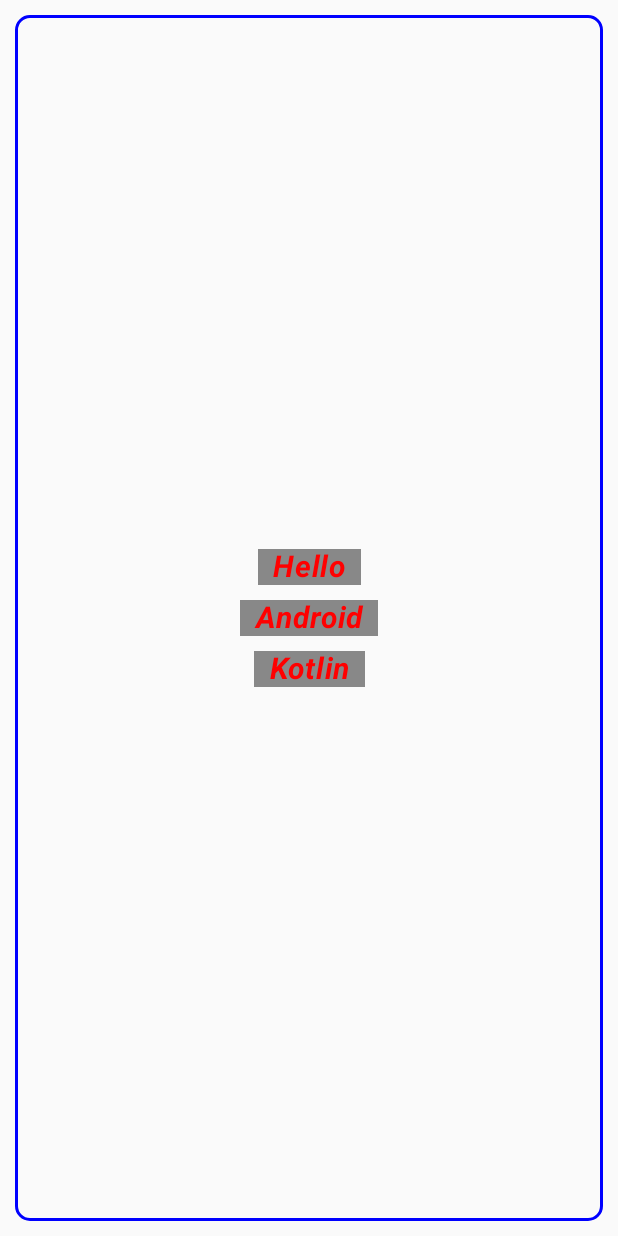
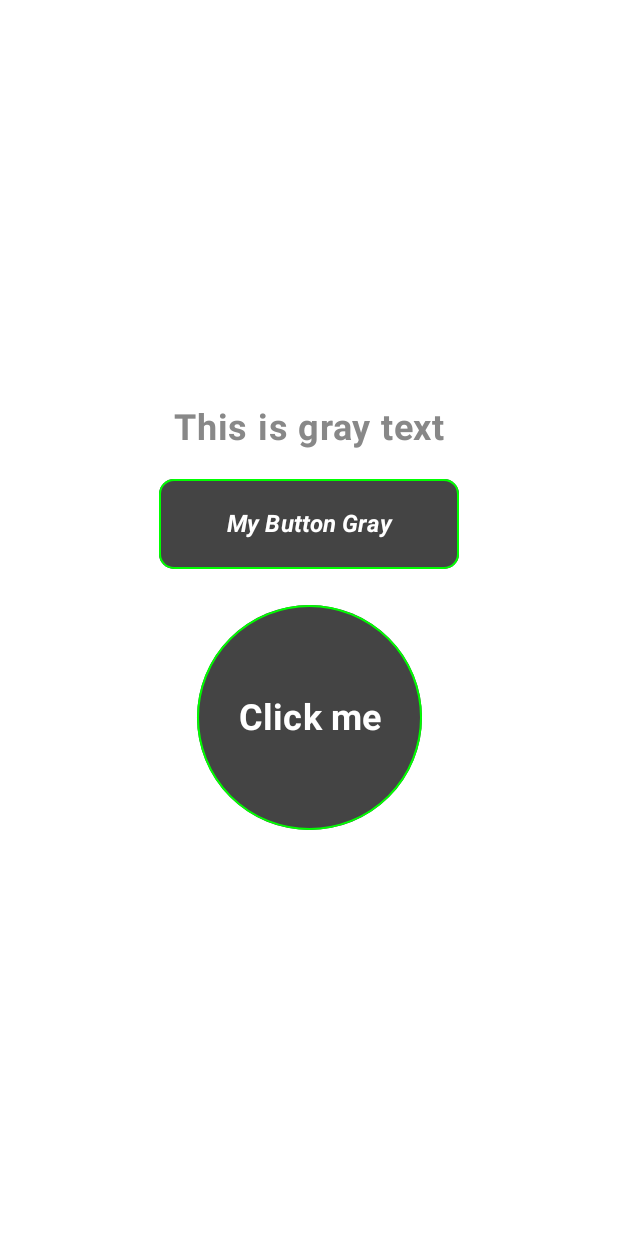
Before and after one commit to gauravdubey/ComposableViewDemo, an Android app built with Jetpack Compose: the screen it shows after launch (MainActivity), on a phone screen of 412 x 824 dp. Run offline under Robolectric (Android 15) with nearby library versions, the phone set to English and light mode, and no system bars.

Commit message:
Commiting Button demo

```diff
--- a/app/src/main/java/com/gaurav/composableviewdemo/MainActivity.kt
+++ b/app/src/main/java/com/gaurav/composableviewdemo/MainActivity.kt
@@ -6,6 +6,7 @@ import androidx.activity.compose.setContent
 import androidx.activity.enableEdgeToEdge
 import androidx.compose.runtime.Composable
 import androidx.compose.ui.tooling.preview.Preview
+import com.gaurav.composableviewdemo.composableview.ButtonViews
 import com.gaurav.composableviewdemo.composableview.ColumnViewWithAlignment
 import com.gaurav.composableviewdemo.composableview.RowViewsWithAlignment
 import com.gaurav.composableviewdemo.ui.theme.ComposableViewDemoTheme
@@ -17,7 +18,9 @@ class MainActivity : ComponentActivity() {
         setContent {
             ComposableViewDemoTheme {
 
-                ColumnViewWithAlignment()
+//                ColumnViewWithAlignment()
+//                RowViewsWithAlignment()
+                ButtonViews()
             }
         }
     }
--- a/app/src/main/java/com/gaurav/composableviewdemo/composableview/ButtonVIews.kt
+++ b/app/src/main/java/com/gaurav/composableviewdemo/composableview/ButtonVIews.kt
@@ -1,8 +1,136 @@
 package com.gaurav.composableviewdemo.composableview
 
+import androidx.compose.foundation.BorderStroke
+import androidx.compose.foundation.background
+import androidx.compose.foundation.layout.Arrangement
+import androidx.compose.foundation.layout.Column
+import androidx.compose.foundation.layout.Spacer
+import androidx.compose.foundation.layout.fillMaxSize
+import androidx.compose.foundation.layout.size
+import androidx.compose.foundation.shape.RoundedCornerShape
+import androidx.compose.material3.Button
+import androidx.compose.material3.ButtonDefaults
+import androidx.compose.material3.Text
 import androidx.compose.runtime.Composable
+import androidx.compose.runtime.getValue
+import androidx.compose.runtime.mutableStateOf
+import androidx.compose.runtime.remember
+import androidx.compose.runtime.setValue
+import androidx.compose.ui.Alignment
+import androidx.compose.ui.Modifier
+import androidx.compose.ui.graphics.Color
+import androidx.compose.ui.text.font.FontStyle
+import androidx.compose.ui.text.font.FontWeight
+import androidx.compose.ui.text.style.TextAlign
+import androidx.compose.ui.tooling.preview.Preview
+import androidx.compose.ui.unit.dp
+import androidx.compose.ui.unit.sp
 
+@Preview
 @Composable
-fun ButtonViews(){
+fun ButtonViews() {
+    var myButtonColor by remember {
+        mutableStateOf(Color.DarkGray)
+    }
+    var myButtontext by remember {
+        mutableStateOf("My Button Gray")
+    }
+    var myButtonStrokeColor by remember {
+        mutableStateOf(Color.Green)
+    }
+    var myText by remember {
+        mutableStateOf("This is gray text")
+    }
+    var myTextColor by remember {
+        mutableStateOf(Color.Gray)
+    }
+    var isButtonClicked by remember {
+        mutableStateOf(false)
+    }
+    var myCircularButtontext by remember {
+        mutableStateOf("Click me")
+    }
+    var myCircularButtonColor by remember {
+        mutableStateOf(Color.DarkGray)
+    }
+    var isCircularButtonClicked by remember {
+        mutableStateOf(false)
+    }
+    Column(
+        modifier = Modifier
+            .fillMaxSize()
+            .background(Color.White),
+        horizontalAlignment = Alignment.CenterHorizontally,
+        verticalArrangement = Arrangement.Center
+    ) {
+
+        Text(
+            text = myText,
+            textAlign = TextAlign.Center,
+            color = myTextColor,
+            fontSize = 24.sp,
+            fontStyle = FontStyle.Normal,
+            fontWeight = FontWeight.Bold
+        )
+
+        Spacer(modifier = Modifier.size(20.dp))
+
+        Button(
+            onClick = {
+                isButtonClicked = !isButtonClicked
+                if (isButtonClicked) {
+                    myButtonColor = Color.Magenta
+                    myButtonStrokeColor = Color.Blue
+                    myButtontext = "My Green Button"
+                    myText = "This is green text"
+                    myTextColor = Color.Magenta
+                } else {
+                    myButtonColor = Color.DarkGray
+                    myButtonStrokeColor = Color.Green
+                    myButtontext = "My Gray Button"
+                    myText = "This is gray text"
+                    myTextColor = Color.Gray
+                }
+            },
+            modifier = Modifier.size(200.dp, 60.dp),
+            colors = ButtonDefaults.buttonColors(containerColor = myButtonColor),
+            border = BorderStroke(1.dp, myButtonStrokeColor),
+            shape = RoundedCornerShape(10.dp)
+        ) {
+            Text(
+                text = myButtontext,
+                textAlign = TextAlign.Center,
+                fontSize = 16.sp,
+                fontWeight = FontWeight.Bold,
+                fontStyle = FontStyle.Italic
+            )
+        }
+        Spacer(modifier = Modifier.size(24.dp))
+        Button(
+            onClick = {
+                isCircularButtonClicked=!isCircularButtonClicked
+                if (isCircularButtonClicked){
+                    myCircularButtontext="Clicked"
+                    myCircularButtonColor=Color.Red
+                }else{
+                    myCircularButtontext="Click me"
+                    myCircularButtonColor=Color.DarkGray
+                }
+            },
+            modifier = Modifier.size(150.dp),
+            colors = ButtonDefaults.buttonColors(containerColor = myCircularButtonColor),
+            border = BorderStroke(1.dp, myButtonStrokeColor),
+            shape = RoundedCornerShape(100)
+        )
+        {
+            Text(
+                text = myCircularButtontext,
+                fontSize = 24.sp,
+                fontWeight = FontWeight.Bold,
+                textAlign = TextAlign.Center
+            )
+        }
+
+    }
 
 }
```
